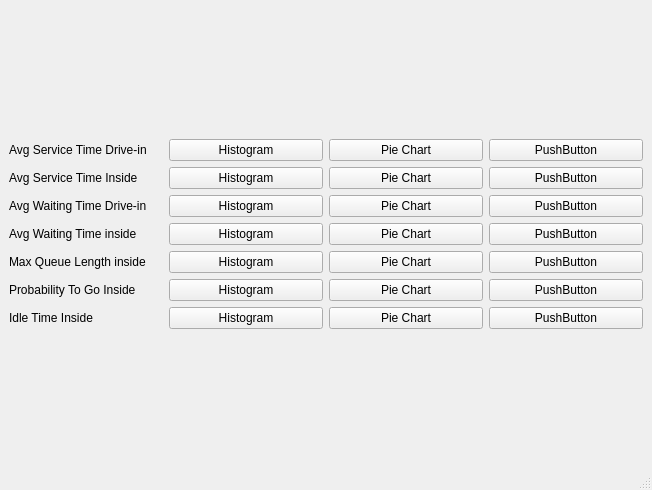
This is chartwindow.ui in ragrag/Queue-Simulation-QT as Qt 5 draws it before an edit. The edited form follows.
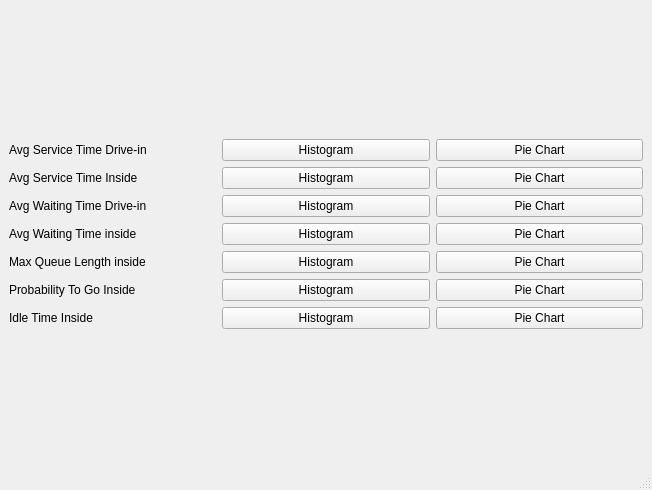
This is the edited form.

Commit message: some unnecessary fucking bottoms

```diff
--- a/chartwindow.ui
+++ b/chartwindow.ui
@@ -40,13 +40,6 @@
           </property>
          </widget>
         </item>
-        <item>
-         <widget class="QPushButton" name="pushButton_4">
-          <property name="text">
-           <string>PushButton</string>
-          </property>
-         </widget>
-        </item>
        </layout>
       </item>
       <item>
@@ -72,13 +65,6 @@
           </property>
          </widget>
         </item>
-        <item>
-         <widget class="QPushButton" name="pushButton_7">
-          <property name="text">
-           <string>PushButton</string>
-          </property>
-         </widget>
-        </item>
        </layout>
       </item>
       <item>
@@ -104,13 +90,6 @@
           </property>
          </widget>
         </item>
-        <item>
-         <widget class="QPushButton" name="pushButton_10">
-          <property name="text">
-           <string>PushButton</string>
-          </property>
-         </widget>
-        </item>
        </layout>
       </item>
       <item>
@@ -136,13 +115,6 @@
           </property>
          </widget>
         </item>
-        <item>
-         <widget class="QPushButton" name="pushButton_13">
-          <property name="text">
-           <string>PushButton</string>
-          </property>
-         </widget>
-        </item>
        </layout>
       </item>
       <item>
@@ -168,13 +140,6 @@
           </property>
          </widget>
         </item>
-        <item>
-         <widget class="QPushButton" name="pushButton_16">
-          <property name="text">
-           <string>PushButton</string>
-          </property>
-         </widget>
-        </item>
        </layout>
       </item>
       <item>
@@ -200,13 +165,6 @@
           </property>
          </widget>
         </item>
-        <item>
-         <widget class="QPushButton" name="pushButton_19">
-          <property name="text">
-           <string>PushButton</string>
-          </property>
-         </widget>
-        </item>
        </layout>
       </item>
       <item>
@@ -232,13 +190,6 @@
           </property>
          </widget>
         </item>
-        <item>
-         <widget class="QPushButton" name="pushButton_22">
-          <property name="text">
-           <string>PushButton</string>
-          </property>
-         </widget>
-        </item>
        </layout>
       </item>
      </layout>
```
